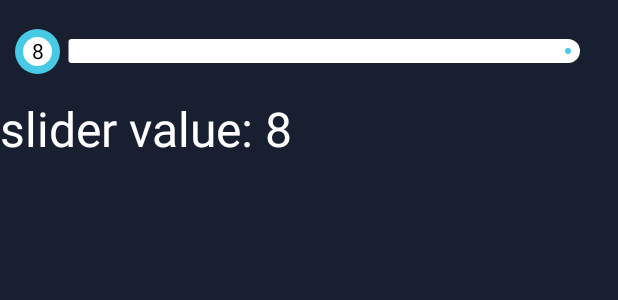
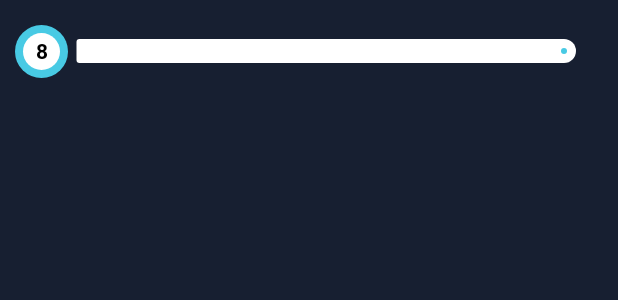
Before and after one commit to mrinmoyxb/Anzen-PasswordsVault, an Android app built with Jetpack Compose: the @Preview function DisplaySlider, on a phone screen of 412 x 824 dp. Shown: the top 300 px of the screen. Run offline under Robolectric (Android 15) with nearby library versions, the phone set to English and light mode, and no system bars.

Commit message:
completed the slider

```diff
--- a/app/src/main/java/com/example/passwordmanager/View/PassWordGenerator/Components/LengthSlider.kt
+++ b/app/src/main/java/com/example/passwordmanager/View/PassWordGenerator/Components/LengthSlider.kt
@@ -5,6 +5,7 @@ import androidx.compose.foundation.layout.Box
 import androidx.compose.foundation.layout.Column
 import androidx.compose.foundation.layout.fillMaxSize
 import androidx.compose.foundation.layout.fillMaxWidth
+import androidx.compose.foundation.layout.height
 import androidx.compose.foundation.layout.padding
 import androidx.compose.foundation.layout.size
 import androidx.compose.foundation.shape.CircleShape
@@ -24,11 +25,13 @@ import androidx.compose.ui.Modifier
 import androidx.compose.ui.draw.clip
 import androidx.compose.ui.graphics.Color
 import androidx.compose.ui.res.colorResource
+import androidx.compose.ui.text.font.FontWeight
 import androidx.compose.ui.text.style.TextAlign
 import androidx.compose.ui.tooling.preview.Preview
 import androidx.compose.ui.unit.dp
 import androidx.compose.ui.unit.sp
 import com.example.passwordmanager.R
+import com.example.passwordmanager.ui.theme.roboto
 
 @OptIn(ExperimentalMaterial3Api::class)
 @Composable
@@ -53,7 +56,7 @@ fun LengthSlider(){
                     Box(
                         modifier = Modifier
                             .clip(CircleShape)
-                            .size(30.dp)
+                            .size(35.dp)
                             .background(
                                 colorResource(
                                     id = R.color.thumb1
@@ -64,7 +67,7 @@ fun LengthSlider(){
                         Box(
                             modifier = Modifier
                                 .clip(CircleShape)
-                                .size(30.dp)
+                                .size(35.dp)
                                 .padding(5.dp)
                                 .background(
                                     colorResource(
@@ -74,7 +77,8 @@ fun LengthSlider(){
                                 ),
                             contentAlignment = Alignment.Center
                         ){
-                            Text(sliderValue.toString(), textAlign = TextAlign.Center)
+                            Text(sliderValue.toString(), textAlign = TextAlign.Center, color = Color.Black,
+                                fontFamily = roboto, fontWeight = FontWeight.Bold, fontSize = 14.sp)
                         }
 
                     }
@@ -83,10 +87,10 @@ fun LengthSlider(){
                 thumbColor = colorResource(id = R.color.thumb1),
                 activeTrackColor = colorResource(id = R.color.thumb1),
                 inactiveTrackColor = Color.White
-            )
+            ),
+
         )
     }
-    Text("slider value: ${sliderValue}", color = Color.White, fontSize = 32.sp)
 }
 
 
--- a/app/src/main/res/values/colors.xml
+++ b/app/src/main/res/values/colors.xml
@@ -18,8 +18,10 @@
     <color name="color6">#FFFFFBAC</color>
     <color name="color7">#FFD7E9B9</color>
     <color name="color8">#FFFDF7C3</color>
+
     <color name="color9">#FF190482</color>
     <color name="thumb1">#FF48cae4</color>
+    <color name="thumb2">#FFe0aaff</color>
 
 
 
```
